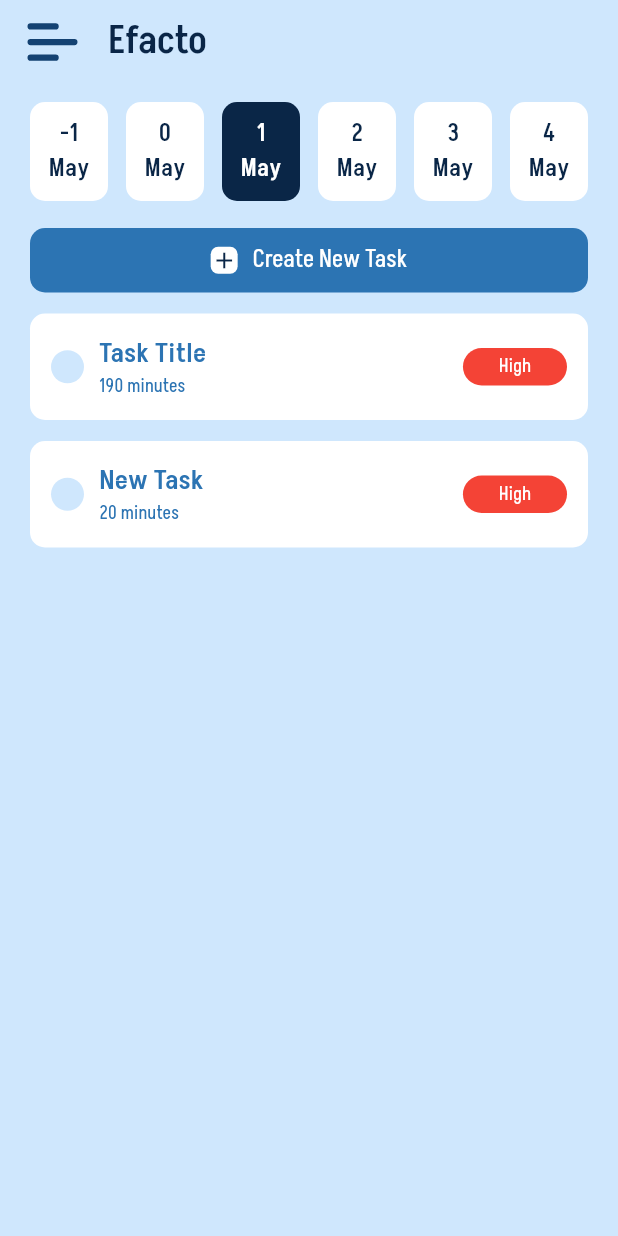
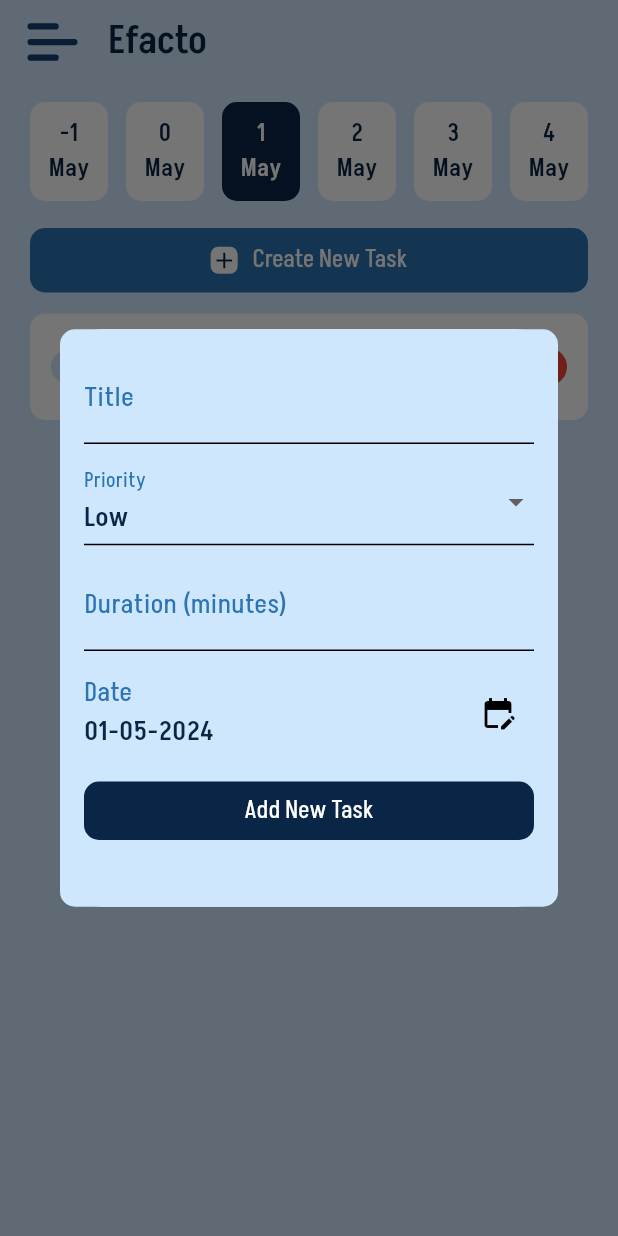
Before and after one commit to abhijeet-Bh/efecto, a Flutter app: the HomeView screen opened by its route, after a tap on "Create New Task", on a phone screen of 412 x 824 dp. Run offline on Flutter 3.47's test engine with Material 3 defaults, Android fonts, the phone set to English and light mode, and no system bars; our stand-ins replace bloc, dio, equatable, firebase_auth, firebase_core, flutter_bloc and 4 more; accounts and stored records are empty.

Commit message:
feat: added add task popup

```diff
--- a/lib/core/hive_initializer.dart
+++ b/lib/core/hive_initializer.dart
@@ -1,3 +1,4 @@
+import 'package:efecto/core/task_model.dart';
 import 'package:hive_flutter/adapters.dart';
 
 import 'auth_data_box.dart';
@@ -8,10 +9,11 @@ Future<void> initializeHive() async {
 
   // Register your Hive adapters here if needed
   // Hive.registerAdapter(YourAdapter());
+  Hive.registerAdapter(TaskModelAdapter());
 
   // Open Hive boxes or perform other initialization tasks
-  AuthTokenBox.setBox(await Hive.openBox('authBox'));
-  UserInfoBox.setBox(await Hive.openBox('infoBox'));
+  // AuthTokenBox.setBox(await Hive.openBox('authBox'));
+  UserInfoBox.setBox(await Hive.openBox<TaskModel>('tasks'));
 
   // Add more boxes or initialization steps as needed
 }
--- /dev/null
+++ b/lib/core/task_data_box.dart
@@ -0,0 +1,27 @@
+import 'package:hive_flutter/hive_flutter.dart';
+
+class UserInfoBox {
+  static const _name = 'accessToken';
+  static const _regNum = 'refreshToken';
+
+  static late Box _box;
+
+  static setBox(Box box) {
+    _box = box;
+  }
+
+  static String? get name => _box.get(_name);
+
+  static String get regNum => _box.get(_regNum);
+
+  static Future<void> storeUserInfo(String name, String reg) async {
+    await Future.wait([
+      _box.put(_name, name),
+      _box.put(_regNum, reg),
+    ]);
+  }
+
+  static Future<void> clear() async {
+    await _box.clear();
+  }
+}
--- /dev/null
+++ b/lib/core/task_model.dart
@@ -0,0 +1,28 @@
+import 'package:hive_flutter/hive_flutter.dart';
+
+part 'task_model.g.dart';
+
+@HiveType(typeId: 0)
+class TaskModel {
+  @HiveField(0)
+  final String id;
+  @HiveField(1)
+  final String title;
+  @HiveField(2)
+  final int priority;
+  @HiveField(3)
+  final int duration;
+  @HiveField(4)
+  final bool isComplete;
+  @HiveField(5)
+  final DateTime date;
+
+  TaskModel(
+    this.id,
+    this.title,
+    this.priority,
+    this.duration,
+    this.isComplete,
+    this.date,
+  );
+}
--- a/lib/features/home/application/views/home_view.dart
+++ b/lib/features/home/application/views/home_view.dart
@@ -4,6 +4,7 @@ import 'package:efecto/features/home/data/TaskData.dart';
 import 'package:flutter/material.dart';
 import 'package:flutter_svg/flutter_svg.dart';
 
+import '../widgets/add_item_popup.dart';
 import '../widgets/date_list_widget.dart';
 import '../widgets/empty_todo_widget.dart';
 
@@ -83,11 +84,21 @@ class _HomeViewState extends State<HomeView> {
                 ),
                 onTap: () {
                   setState(() {
-                    TaskData.taskList.add(TaskModel(
-                      title: "New Task",
-                      duration: 20,
-                      priority: Priority.MEDIUM,
-                    ));
+                    // TaskData.taskList.add(TaskModel(
+                    //   title: "New Task",
+                    //   duration: 20,
+                    //   priority: Priority.MEDIUM,
+                    // ));
+                    showDialog(
+                      context: context,
+                      builder: (context) {
+                        return AddItemPopup(
+                          onAdd: (title, priority, duration, isComplete, date) {
+                            // Add item to the list
+                          },
+                        );
+                      },
+                    );
                   });
                 },
               ),
--- /dev/null
+++ b/lib/features/home/application/widgets/add_item_popup.dart
@@ -0,0 +1,164 @@
+import 'package:efecto/core/theme.dart';
+import 'package:flutter/material.dart';
+import 'package:intl/intl.dart';
+
+class AddItemPopup extends StatefulWidget {
+  final Function(String title, int priority, int duration, bool isComplete,
+      DateTime date) onAdd;
+
+  const AddItemPopup({super.key, required this.onAdd});
+
+  @override
+  State<AddItemPopup> createState() => _AddItemPopupState();
+}
+
+class _AddItemPopupState extends State<AddItemPopup> {
+  final DateFormat formatter = DateFormat('dd-MM-yyyy');
+
+  late String _title;
+  late int _priority;
+  late int _duration;
+  late bool _isComplete;
+  late DateTime _date;
+  final List<String> _priorities = ["Low", "Medium", "High"];
+
+  @override
+  void initState() {
+    super.initState();
+    _title = '';
+    _priority = 0;
+    _duration = 25;
+    _isComplete = false;
+    _date = DateTime.now();
+  }
+
+  @override
+  Widget build(BuildContext context) {
+    return Dialog(
+      child: Container(
+        width: double.infinity,
+        height: 385,
+        decoration: BoxDecoration(
+          color: AppTheme.primaryLightColor,
+          borderRadius: BorderRadius.circular(10),
+        ),
+        child: Padding(
+          padding: const EdgeInsets.all(16.0),
+          child: Column(
+            mainAxisSize: MainAxisSize.min,
+            crossAxisAlignment: CrossAxisAlignment.stretch,
+            children: [
+              TextField(
+                style: AppTheme.primaryHeadingTextMedium,
+                decoration: InputDecoration(
+                  labelText: 'Title',
+                  labelStyle: AppTheme.primaryBodyTextLarge.copyWith(
+                    color: AppTheme.secondaryLightColor,
+                  ),
+                ),
+                onChanged: (value) => _title = value,
+              ),
+              const SizedBox(height: 10),
+              DropdownButtonFormField<int>(
+                value: _priority,
+                onChanged: (value) => setState(() => _priority = value!),
+                items: [0, 1, 2].map((priority) {
+                  return DropdownMenuItem<int>(
+                    value: priority,
+                    child: Text(
+                      _priorities[priority],
+                      style: AppTheme.primaryHeadingTextMedium,
+                    ),
+                  );
+                }).toList(),
+                decoration: InputDecoration(
+                  labelText: 'Priority',
+                  labelStyle: AppTheme.primaryBodyTextLarge.copyWith(
+                    color: AppTheme.secondaryLightColor,
+                  ),
+                ),
+              ),
+              const SizedBox(height: 10),
+              TextField(
+                style: AppTheme.primaryHeadingTextMedium,
+                keyboardType: TextInputType.number,
+                decoration: InputDecoration(
+                  labelText: 'Duration (minutes)',
+                  labelStyle: AppTheme.primaryBodyTextLarge.copyWith(
+                    color: AppTheme.secondaryLightColor,
+                  ),
+                ),
+                onChanged: (value) => _duration = int.tryParse(value) ?? 0,
+              ),
+              // const SizedBox(height: 10),
+              // DropdownButtonFormField<bool>(
+              //   value: _isComplete,
+              //   onChanged: (value) => setState(() => _isComplete = value!),
+              //   items: [true, false].map((isComplete) {
+              //     return DropdownMenuItem<bool>(
+              //       value: isComplete,
+              //       child: Text(isComplete ? 'Complete' : 'Incomplete'),
+              //     );
+              //   }).toList(),
+              //   decoration: const InputDecoration(labelText: 'Status'),
+              // ),
+              const SizedBox(height: 15),
+              Row(
+                mainAxisAlignment: MainAxisAlignment.spaceBetween,
+                children: [
+                  Column(
+                    crossAxisAlignment: CrossAxisAlignment.start,
+                    children: [
+                      Text(
+                        "Date",
+                        style: AppTheme.primaryBodyTextLarge.copyWith(
+                          color: AppTheme.secondaryLightColor,
+                        ),
+                      ),
+                      Text(
+                        formatter.format(_date),
+                        style: AppTheme.primaryHeadingTextMedium,
+                      ),
+                    ],
+                  ),
+                  IconButton(
+                    icon: const Icon(Icons.edit_calendar),
+                    onPressed: () async {
+                      final DateTime? picked = await showDatePicker(
+                        context: context,
+                        initialDate: _date,
+                        firstDate: DateTime(2020),
+                        lastDate: DateTime(2101),
+                      );
+                      if (picked != null) setState(() => _date = picked);
+                    },
+                  ),
+                ],
+              ),
+              const SizedBox(height: 20),
+              InkWell(
+                child: Container(
+                  decoration: BoxDecoration(
+                    color: AppTheme.primaryColor,
+                    borderRadius: BorderRadius.circular(10),
+                  ),
+                  child: Center(
+                    child: Padding(
+                      padding: const EdgeInsets.symmetric(vertical: 8.0),
+                      child: Text(
+                        "Add New Task",
+                        style: AppTheme.primaryBodyTextMedium
+                            .copyWith(color: AppTheme.whiteColor),
+                      ),
+                    ),
+                  ),
+                ),
+                onTap: () => Navigator.pop(context),
+              )
+            ],
+          ),
+        ),
+      ),
+    );
+  }
+}
--- a/lib/main.dart
+++ b/lib/main.dart
@@ -8,6 +8,7 @@ import 'package:firebase_core/firebase_core.dart';
 import 'package:flutter/material.dart';
 import 'package:flutter_bloc/flutter_bloc.dart';
 
+import 'core/hive_initializer.dart';
 import 'firebase_options.dart';
 
 void main() async {
@@ -17,6 +18,9 @@ void main() async {
   await Firebase.initializeApp(
     options: DefaultFirebaseOptions.currentPlatform,
   );
+
+  //initialise hive
+  await initializeHive();
 
   runApp(const MyApp());
 }
--- a/pubspec.yaml
+++ b/pubspec.yaml
@@ -43,17 +43,21 @@ dependencies:
   dio: ^5.4.3+1
   get_it: ^7.7.0
   flutter_bloc: ^8.1.5
+  uuid: ^4.4.0
 
 #  Firebase
   firebase_core: ^2.30.1
   firebase_auth: ^4.19.4
   google_sign_in: ^6.2.1
   equatable: ^2.0.5
+  intl: ^0.19.0
 
 dev_dependencies:
   flutter_test:
     sdk: flutter
   mockito: ^5.1.0+1
+  hive_generator: ^2.0.0
+  build_runner: ^2.3.3
 
   # The "flutter_lints" package below contains a set of recommended lints to
   # encourage good coding practices. The lint set provided by the package is
```
Also changed, not shown: lib/core/task_model.g.dart (added), pubspec.lock.
